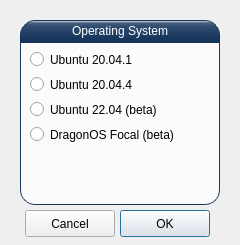
The window that UI/install.ui (ainfosec/FISSURE) describes before a commit, drawn with Qt 5.
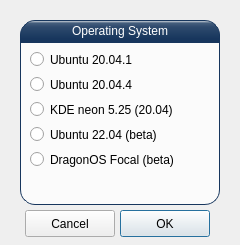
The same window after the commit.

Commit message: KDE neon and ESP32 Bluetooth Classic Sniffer

Patch:
```diff
--- a/UI/install.ui
+++ b/UI/install.ui
@@ -114,7 +114,7 @@
     <property name="geometry">
      <rect>
       <x>10</x>
-      <y>55</y>
+      <y>80</y>
       <width>180</width>
       <height>25</height>
      </rect>
@@ -146,7 +146,7 @@
     <property name="geometry">
      <rect>
       <x>10</x>
-      <y>80</y>
+      <y>105</y>
       <width>180</width>
       <height>25</height>
      </rect>
@@ -155,6 +155,22 @@
      <string>DragonOS Focal (beta)</string>
     </property>
    </widget>
+   <widget class="QRadioButton" name="radioButton_kde_neon_5_25">
+    <property name="enabled">
+     <bool>true</bool>
+    </property>
+    <property name="geometry">
+     <rect>
+      <x>10</x>
+      <y>55</y>
+      <width>180</width>
+      <height>25</height>
+     </rect>
+    </property>
+    <property name="text">
+     <string>KDE neon 5.25 (20.04)</string>
+    </property>
+   </widget>
   </widget>
  </widget>
  <resources/>
```
The commit also changes 7 other files.
